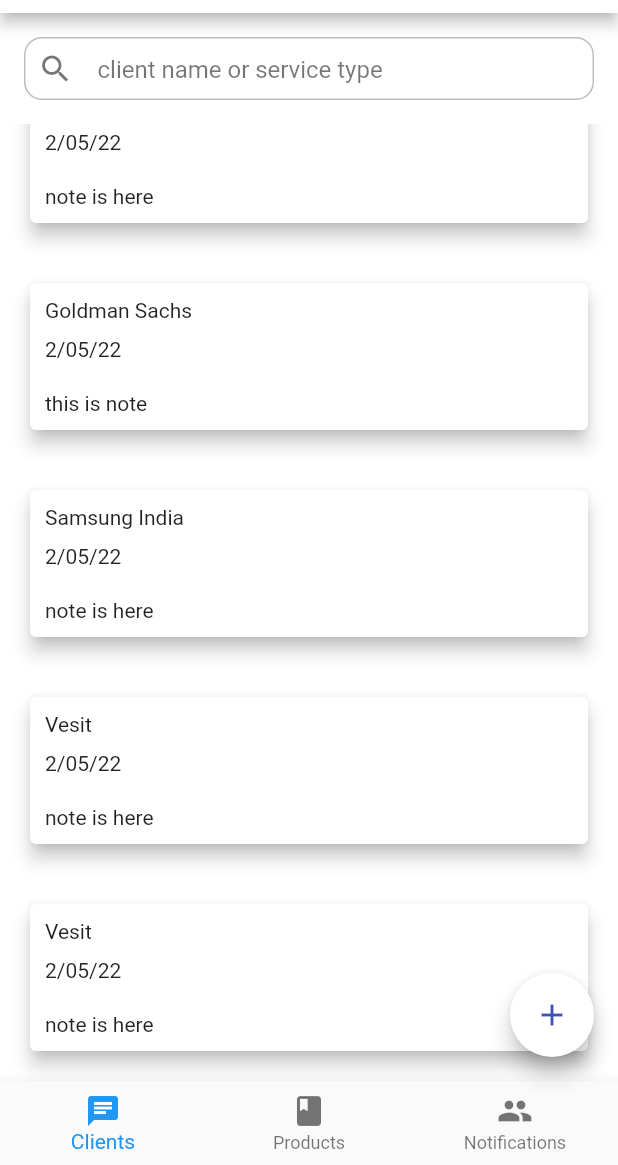
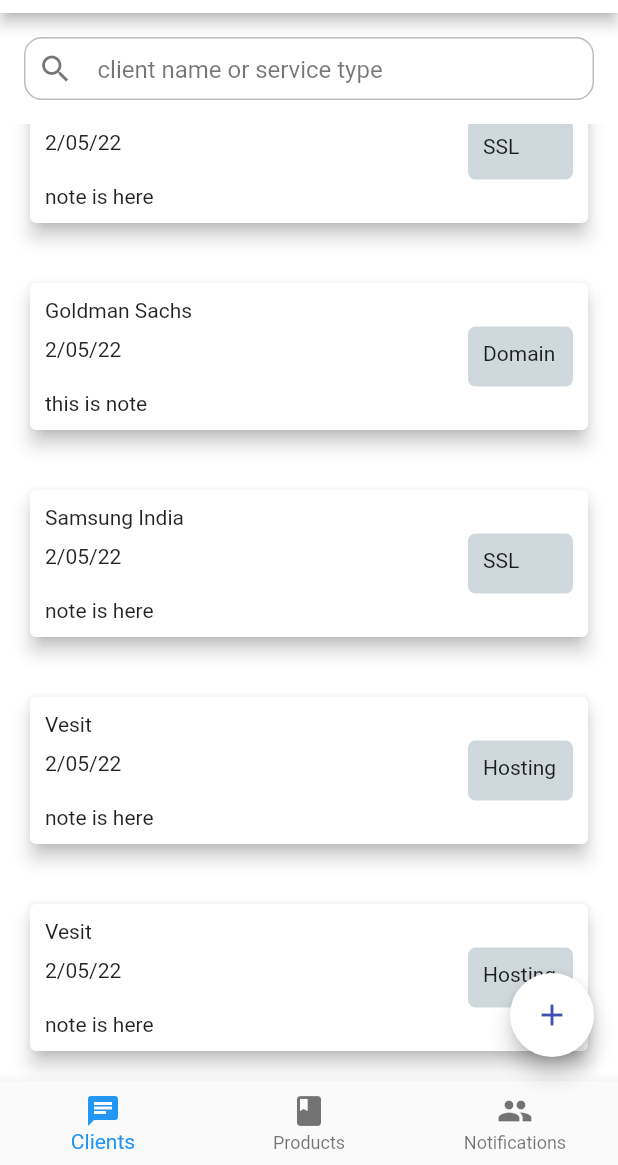
Before and after one commit to Anurag2405/atto-infotech-app, a Flutter app: the Clients screen opened directly, scrolled down 190 dp, on a phone screen of 412 x 824 dp, the part 71-1236 px from its top. Run offline on Flutter 3.47's test engine with Material 2 defaults, Android fonts, the phone set to English and light mode, and no system bars; our stand-ins replace searchfield.

```diff
--- a/lib/main.dart
+++ b/lib/main.dart
@@ -5,10 +5,11 @@ import 'package:attoform/screens/products.dart';
 import 'package:flutter/material.dart';
 import 'package:attoform/screens/notifications.dart';
 import 'package:attoform/screens/mainpage.dart';
+import 'package:attoform/screens/productform.dart';
 
 void main() {
   runApp(MaterialApp(
-    home: Mainpage(),
+    home: Prodform(),
     // home: Homepage(),
     // home: ProductsMaster(),
     // home: Infoform(),
--- a/lib/screens/formpage.dart
+++ b/lib/screens/formpage.dart
@@ -12,7 +12,6 @@ class _InfoformState extends State<Infoform> {
   String name = '';
   String? email = '';
   String? phone_number;
-  // String? dropval;
   DateTime? expDate;
   String? selectedItem;
 
@@ -171,7 +170,7 @@ class _InfoformState extends State<Infoform> {
   Widget build(BuildContext context) {
     return Scaffold(
       appBar: AppBar(
-        title: Text("information form"),
+        title: Text("Client form"),
         backgroundColor: Colors.white,
         foregroundColor: Colors.black,
         elevation: 0.0,
--- a/lib/widget/client_card.dart
+++ b/lib/widget/client_card.dart
@@ -13,7 +13,10 @@ class ClientCard extends StatelessWidget {
       elevation: 5,
       child: Padding(
         padding: const EdgeInsets.all(10.0),
-        child: Column(
+        child: Row(
+          mainAxisAlignment: MainAxisAlignment.spaceBetween,
+          children: [
+            Column(
               mainAxisAlignment: MainAxisAlignment.center,
               crossAxisAlignment: CrossAxisAlignment.start,
               children: [
@@ -24,6 +27,19 @@ class ClientCard extends StatelessWidget {
                 Text(client.note)
               ],
             ),
+            Container(
+                width: 70,
+                height: 40,
+                decoration: BoxDecoration(
+                  borderRadius: BorderRadius.circular(5),
+                  color: Colors.blueGrey[100],
+                ),
+                child: Padding(
+                  padding: const EdgeInsets.all(10.0),
+                  child: Text(client.service),
+                )),
+          ],
+        ),
       ),
     );
   }
```
Also changed, not shown: lib/screens/productform.dart (added, +98 -0 lines). Lines whose indentation alone changed are shown as unchanged.
